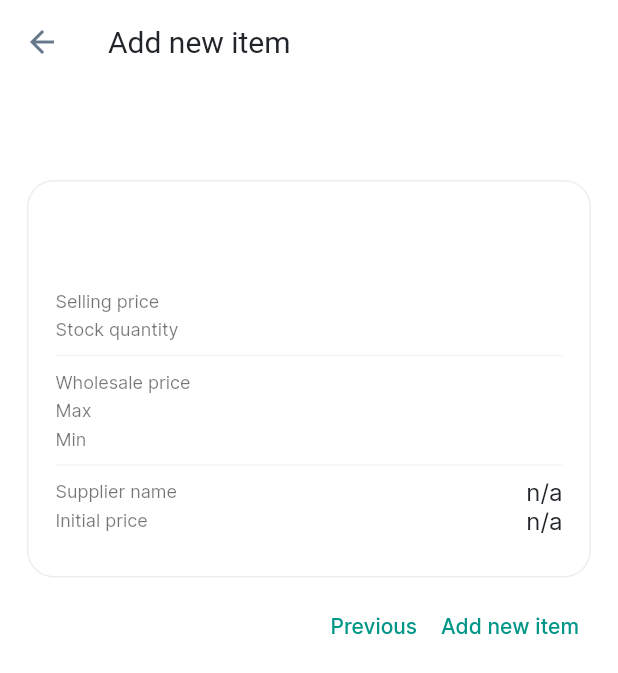
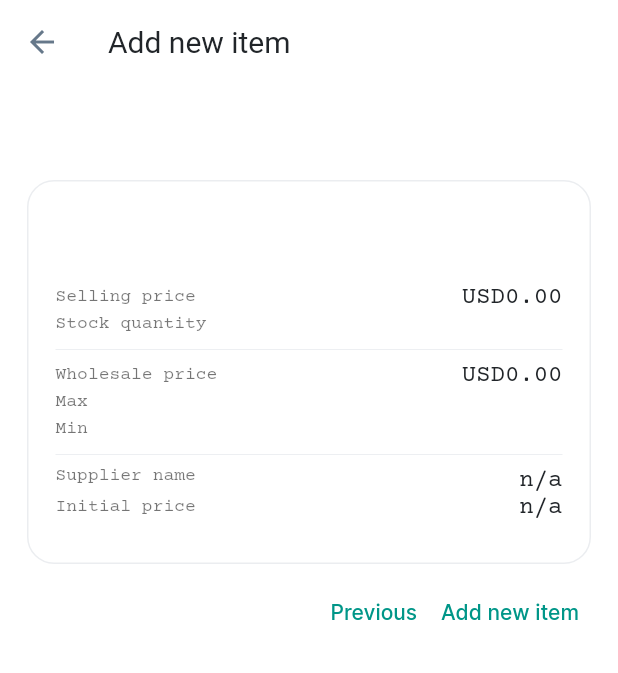
Before and after one commit to mirhasalh/flutter_receipt_app, a Flutter app: the AddItemPage screen opened by its route, scrolled down 2304 dp, on a phone screen of 412 x 824 dp. Shown: the top 673 px of the screen. Run offline on Flutter 3.47's test engine with Material 2 defaults, Android fonts, the phone set to English and light mode, and no system bars; our stand-ins replace flutter_speed_dial, flutter_svg, hooks_riverpod, isar; accounts and stored records are empty; generated files the repository leaves out were written again.

Commit message:
Add currency format

```diff
--- /dev/null
+++ b/lib/src/assets/svgs.dart
@@ -0,0 +1,3 @@
+class Svgs {
+  static const icon = 'svg/icon.svg';
+}
--- a/lib/src/page/add_item_page.dart
+++ b/lib/src/page/add_item_page.dart
@@ -8,6 +8,7 @@ import 'package:flutter_receipt_app/src/palette.dart';
 import 'package:flutter_receipt_app/src/provider/suppliers_provider.dart';
 import 'package:flutter_receipt_app/src/shared/drag_handle.dart';
 import 'package:flutter_receipt_app/src/utils/add_item_utils.dart';
+import 'package:flutter_receipt_app/src/utils/string_format.dart';
 import 'package:hooks_riverpod/hooks_riverpod.dart';
 
 class AddItemPage extends StatefulHookConsumerWidget {
@@ -382,18 +383,32 @@ class AddItemPageState extends ConsumerState<AddItemPage> {
                     Theme.of(context).textTheme.titleLarge!.copyWith(
                           color: Palette.slateGray,
                           fontWeight: FontWeight.bold,
+                          fontFamily: Fonts.courierPrime,
                         ),
-                subtitleTextStyle: Theme.of(context).textTheme.caption!,
+                subtitleTextStyle:
+                    Theme.of(context).textTheme.caption!.copyWith(
+                          fontFamily: Fonts.courierPrime,
+                        ),
                 valueTextStyle: Theme.of(context).textTheme.subtitle1!.copyWith(
                       color: Palette.eerieBlack,
+                      fontFamily: Fonts.courierPrime,
                     ),
-                sellingPrice: sellingPrice.value,
+                sellingPrice: StringFormat().currency(
+                  'en_US',
+                  sellingPrice.value,
+                ),
                 stock: stock.value,
-                wholesalePrice: wholesalePrice.value,
+                wholesalePrice: StringFormat().currency(
+                  'en_US',
+                  wholesalePrice.value,
+                ),
                 max: max.value,
                 min: min.value,
                 supplierName: supplierName,
-                initialPrice: initialPrice.value,
+                initialPrice: StringFormat().currency(
+                  'en_US',
+                  initialPrice.value,
+                ),
                 itemType: itemType.value,
               ),
               const SizedBox(height: 8.0),
@@ -763,13 +778,15 @@ class _ContainerForReview extends StatelessWidget {
           ),
           const Divider(),
           Row(
+            crossAxisAlignment: CrossAxisAlignment.start,
             mainAxisAlignment: MainAxisAlignment.spaceBetween,
             children: [
               Text(
                 'Supplier name',
                 style: subtitleTextStyle,
               ),
-              Text(
+              Expanded(
+                child: Text(
                   itemType == ItemType.goods
                       ? supplierName == ''
                           ? 'n/a'
@@ -781,6 +798,8 @@ class _ContainerForReview extends StatelessWidget {
                           .subtitle1!
                           .copyWith(color: Colors.black26)
                       : valueTextStyle,
+                  textAlign: TextAlign.end,
+                ),
               ),
             ],
           ),
--- a/lib/src/page/item_page.dart
+++ b/lib/src/page/item_page.dart
@@ -6,6 +6,7 @@ import 'package:flutter_receipt_app/src/palette.dart';
 import 'package:flutter_receipt_app/src/provider/item_provider.dart';
 import 'package:flutter_receipt_app/src/shared/shared.dart';
 import 'package:hooks_riverpod/hooks_riverpod.dart';
+import 'package:intl/intl.dart';
 
 class ItemPage extends StatefulHookConsumerWidget {
   static const routeName = '/item';
@@ -60,7 +61,8 @@ class ItemPageState extends ConsumerState<ItemPage> {
                   ? Palette.azure
                   : Colors.white,
               title: Text(data[index].name!),
-              subtitle: Text('${data[index].sellingPrice}'),
+              subtitle: Text(NumberFormat.currency(locale: 'en_US')
+                  .format(data[index].sellingPrice)),
               trailing: selectedIndex.contains(data[index].id)
                   ? const Icon(Icons.check_box, color: Colors.teal)
                   : const SizedBox.shrink(),
--- /dev/null
+++ b/lib/src/utils/string_format.dart
@@ -0,0 +1,11 @@
+import 'package:intl/intl.dart';
+
+class StringFormat {
+  String currency(String locale, String text) {
+    if (text.isEmpty || text == '') {
+      return NumberFormat.currency(locale: locale).format(0);
+    }
+
+    return NumberFormat.currency(locale: locale).format(double.parse(text));
+  }
+}
```
Also changed, not shown: lib/src/page/auth_page.dart (+22 -1 lines), lib/src/page/item_details_page.dart (+9 -26 lines), svg/icon.svg (added). Lines whose indentation alone changed are shown as unchanged.
